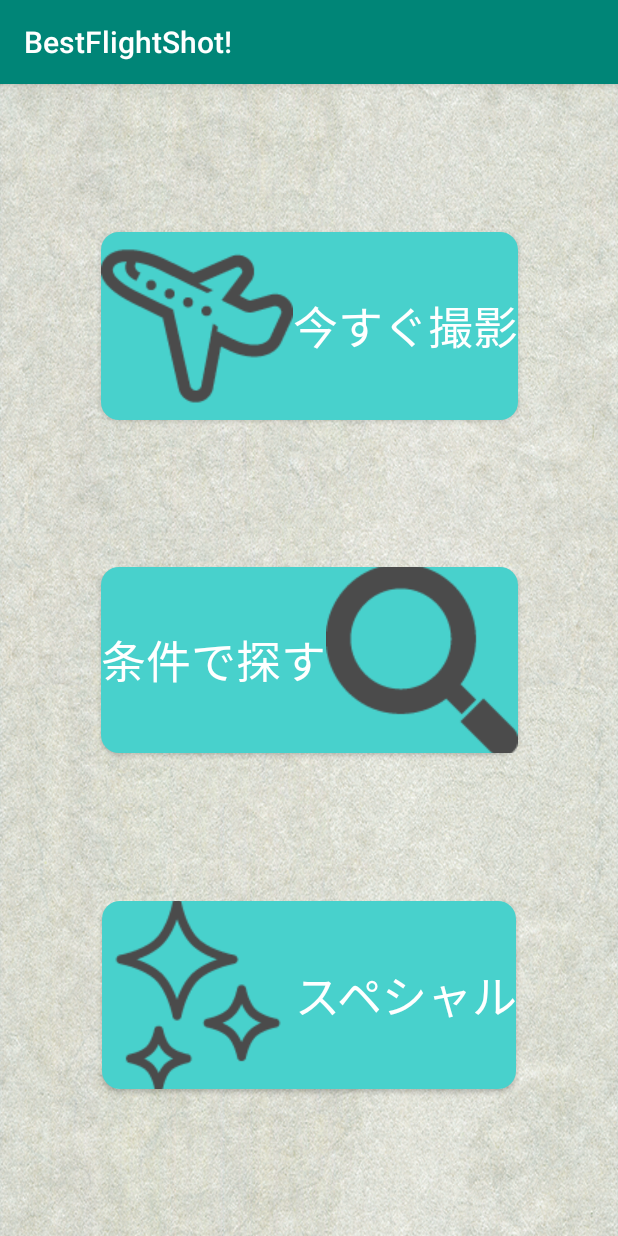
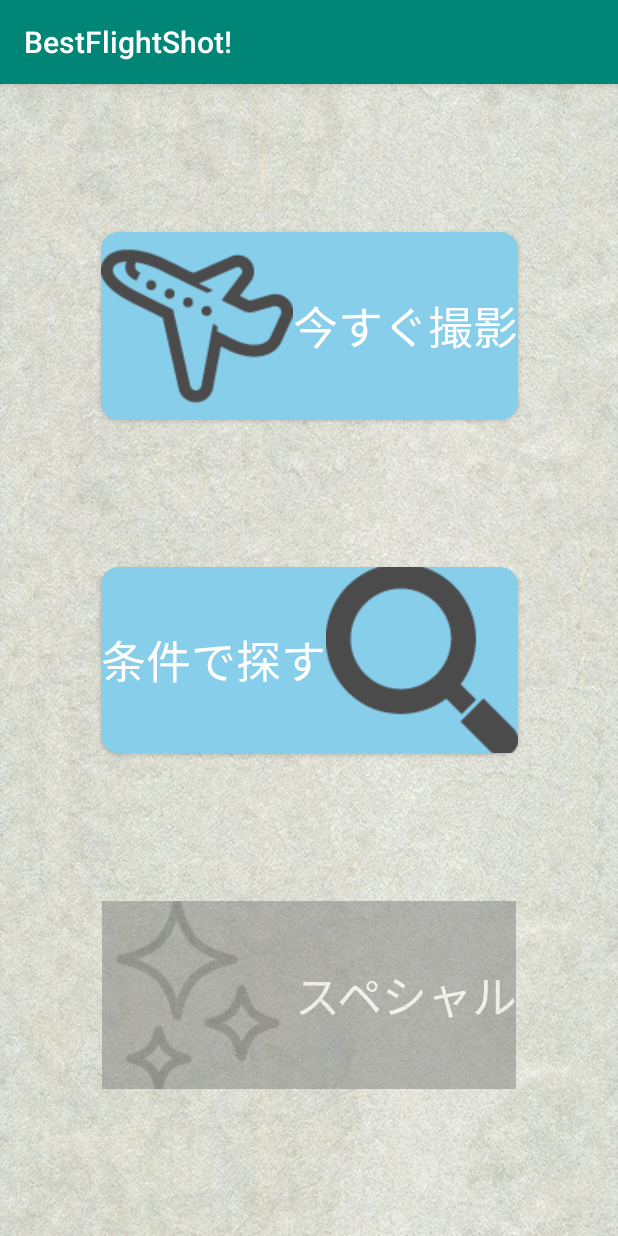
Before and after one commit to beq0555/BestFlightShot, an Android app: the SelectListActivity screen opened directly, with no data from a screen before it, on a phone screen of 412 x 824 dp. Run offline under Robolectric (Android 15) with nearby library versions, the phone set to English and light mode, and no system bars.

Commit message:
Manifestファイルを変更して、AirportActivityを起動時の最初の画面になるよう変更しました。検索方法選択画面アクティビティを修正しました。まだ完成していません。

```diff
--- a/app/src/main/AndroidManifest.xml
+++ b/app/src/main/AndroidManifest.xml
@@ -12,7 +12,7 @@
         android:roundIcon="@mipmap/ic_launcher_round"
         android:supportsRtl="true"
         android:theme="@style/AppTheme">
-        <activity android:name=".RecentFlightActivity">
+        <activity android:name=".AirportActivity">
             <intent-filter>
                 <action android:name="android.intent.action.MAIN" />
 
@@ -20,10 +20,9 @@
             </intent-filter>
         </activity>
 
-        <activity android:name=".AirportActivity"></activity>
+        <activity android:name=".RecentFlightActivity"></activity>
 
         <activity android:name=".SelectListActivity"></activity>
-
     </application>
 
 </manifest>
--- a/app/src/main/java/com/websarva/wings/android/bestflightshot/DatabaseHelper.java
+++ b/app/src/main/java/com/websarva/wings/android/bestflightshot/FlightDatabaseHelper.java
@@ -3,13 +3,13 @@ package com.websarva.wings.android.bestflightshot;
 import android.content.Context;
 import android.database.sqlite.SQLiteDatabase;
 import android.database.sqlite.SQLiteOpenHelper;
-
-public class DatabaseHelper extends SQLiteOpenHelper {
+//RecentFlightアクティビティ専用のDBHelper。
+public class FlightDatabaseHelper extends SQLiteOpenHelper {
 
     private static final String DATABASE_NAME = "flightdata.db";
     private static final int DATABASE_VERSION = 1;
 
-    public DatabaseHelper(Context context) {
+    public FlightDatabaseHelper(Context context) {
         super(context, DATABASE_NAME,null,DATABASE_VERSION);
     }
 
--- /dev/null
+++ b/app/src/main/java/com/websarva/wings/android/bestflightshot/InfoDatabaseHelper.java
@@ -0,0 +1,35 @@
+package com.websarva.wings.android.bestflightshot;
+
+import android.content.Context;
+import android.database.sqlite.SQLiteDatabase;
+import android.database.sqlite.SQLiteOpenHelper;
+
+//SelectListActivity専用のDBHelper。infoカラムにflightInfoTextの記述内容を格納する
+public class InfoDatabaseHelper extends SQLiteOpenHelper {
+    private static final String DATABASE_NAME = "infodata.db";
+    private static final int DATABASE_VERSION = 1;
+
+    public InfoDatabaseHelper(Context context) {
+        super(context, DATABASE_NAME,null,DATABASE_VERSION);
+    }
+
+    @Override
+    public void onCreate(SQLiteDatabase db) {
+
+        StringBuilder sb = new StringBuilder();
+        sb.append("CREATE TABLE infodata (");
+        sb.append("id INTEGER PRIMARY KEY ,");
+        sb.append("type TEXT,");
+        sb.append("time TEXT,");
+        sb.append("info TEXT");
+        sb.append(")");
+        String sql = sb.toString();
+
+        db.execSQL(sql);
+    }
+
+    @Override
+    public void onUpgrade(SQLiteDatabase db, int oldVersion, int newVersion) {
+
+    }
+}
--- a/app/src/main/java/com/websarva/wings/android/bestflightshot/RecentFlightActivity.java
+++ b/app/src/main/java/com/websarva/wings/android/bestflightshot/RecentFlightActivity.java
@@ -104,9 +104,10 @@ public class RecentFlightActivity extends AppCompatActivity {
                 }
             }catch (JSONException ex) {
                 ex.printStackTrace();
+
             }
 
-            DatabaseHelper helper = new DatabaseHelper(RecentFlightActivity.this);
+            FlightDatabaseHelper helper = new FlightDatabaseHelper(RecentFlightActivity.this);
             SQLiteDatabase db = helper.getWritableDatabase();
 
             try {
--- a/app/src/main/java/com/websarva/wings/android/bestflightshot/SelectListActivity.java
+++ b/app/src/main/java/com/websarva/wings/android/bestflightshot/SelectListActivity.java
@@ -1,12 +1,24 @@
 package com.websarva.wings.android.bestflightshot;
 
 import android.content.Intent;
+import android.database.Cursor;
+import android.database.sqlite.SQLiteDatabase;
+import android.database.sqlite.SQLiteStatement;
+import android.graphics.Color;
 import android.os.AsyncTask;
 import android.support.v7.app.AppCompatActivity;
 import android.os.Bundle;
+import android.view.View;
+import android.widget.Button;
 
+import org.json.JSONArray;
+import org.json.JSONException;
+import org.json.JSONObject;
+
+import java.io.BufferedReader;
 import java.io.IOException;
 import java.io.InputStream;
+import java.io.InputStreamReader;
 import java.net.HttpURLConnection;
 import java.net.MalformedURLException;
 import java.net.URL;
@@ -15,19 +27,26 @@ import java.util.List;
 
 public class SelectListActivity extends AppCompatActivity {
 
+
+
+
     @Override
     protected void onCreate(Bundle savedInstanceState) {
+
         super.onCreate(savedInstanceState);
         setContentView(R.layout.activity_select_list);
+
+        MenuInfoReceiver receiver = new MenuInfoReceiver();
+        receiver.execute();
     }
 
     private class MenuInfoReceiver extends AsyncTask<Void,String,String> {
 
         @Override
         public String doInBackground(Void... params) {
-
             Intent intent = getIntent();
             String airport = intent.getStringExtra("airport");
+
             String urlStr = "https://api-tokyochallenge.odpt.org/api/v4/odpt:FlightInformationDeparture?acl:consumerKey=2af0930edd9f426efa146aa64e7d90d9b41b4fb84b9bef1e1040dce7e6fed3cf&odpt:departureAirport=odpt.Airport:" + airport;
             String result = "";
 
@@ -62,16 +81,116 @@ public class SelectListActivity extends AppCompatActivity {
 
             List<String> typeList = new ArrayList<>();
             List<String> timeList = new ArrayList<>();
-            //flightInformationTextの内容を格納する配列
+            //odpt:flightInformationTextの内容を格納する配列
             List<String> infoList = new ArrayList<>();
 
             List<String> sortedTypeList = new ArrayList<>();
             List<String> sortedTimeList = new ArrayList<>();
             List<String> sortedInfoList = new ArrayList<>();
 
+            try {
+                //Jsonデータを文字列配列にパース
+                JSONArray jArray = new JSONArray(result);
+                for(int i = 0; i < jArray.length(); i++) {
+                    JSONObject rootJson = jArray.getJSONObject(i);
+                    //データの取得例外処理（timeListとtypeList）
+                    if(rootJson.has("odpt:scheduledDepartureTime")) {
+                        timeList.add(i, rootJson.getString("odpt:scheduledDepartureTime"));
+                    } else if(rootJson.has("JSONObject.NULL")){
+                        timeList.add(i,rootJson.getString("odpt:scheduledTime"));
+                    } else {
+                        timeList.add(i,"null");
+                    }
+                    if(rootJson.has("odpt:aircraftType")) {
+                        typeList.add(i,rootJson.getString("odpt:aircraftType"));
+                    } else {
+                        typeList.add(i,"null");
+                    }
+                    if(rootJson.has("odpt:flightInformationText")) {
+                        infoList.add(i,rootJson.getString("odpt:flightInformationText"));
+                    }else {
+                        infoList.add(i,"特記事項無し");
+                    }
+                }
+            }catch (JSONException ex) {
+                ex.printStackTrace();
+            }
+            InfoDatabaseHelper helper = new InfoDatabaseHelper(SelectListActivity.this);
+            SQLiteDatabase db = helper.getWritableDatabase();
 
+            try {
+                //一旦データベースを削除して、新たにtypeListとtimeListの要素をDBにインサート。
+                String sqlDelete = "DELETE FROM infodata";
+                SQLiteStatement stmt = db.compileStatement(sqlDelete);
+                stmt.executeUpdateDelete();
 
+                String sqlInsert = "INSERT INTO infodata (id, type, time, info) VALUES (?,?,?,?)";
 
+                for (int i = 0; i < typeList.size(); i++) {
+                    stmt = db.compileStatement(sqlInsert);
+                    stmt.bindLong(1, i);
+                    stmt.bindString(2, typeList.get(i));
+                    stmt.bindString(3, timeList.get(i));
+                    stmt.bindString(4, infoList.get(i));
+
+                    stmt.executeInsert();
+                }
+                //現在時刻から直近10件のフライト情報を取り出す。それをsortedTypeListとsortedTimeListとsortedInfoListに格納。
+                String sql = "SELECT * FROM infodata WHERE time(time) >= time('now','localtime') AND info like '%塗装%' ORDER BY time(time) LIMIT 20";
+                Cursor cursor = db.rawQuery(sql, null);
+                while (cursor.moveToNext()) {
+
+                    int idxType = cursor.getColumnIndex("type");
+                    int idxTime = cursor.getColumnIndex("time");
+                    int idxInfo = cursor.getColumnIndex("info");
+
+                    sortedTypeList.add(cursor.getString(idxType));
+                    sortedTimeList.add(cursor.getString(idxTime));
+                    sortedInfoList.add(cursor.getString(idxInfo));
+                }
+                //sortedInfoListがnullか要素が0の時、スペシャルボタンを利用不可にする。
+                if (sortedInfoList == null || sortedInfoList.size() == 0) {
+                    Button btSpecial = findViewById(R.id.btSpecialFlight);
+                    btSpecial.setEnabled(false);
+                    btSpecial.setAlpha(.5f);
+                    btSpecial.setBackgroundColor(Color.parseColor("#808080"));
+                    //btSpecial.setColorFilter(0xaa808080);
+                }
+                }finally {
+                db.close();
+            }
+            }
+    }
+    //バイナリデータを文字列に変換するメソッド
+    private String is2String(InputStream is) throws IOException {
+        BufferedReader reader = new BufferedReader(new InputStreamReader(is, "UTF-8"));
+        StringBuffer sb = new StringBuffer();
+        char[] b = new char[1024];
+        int line;
+        while(0 <= (line = reader.read(b))) {
+            sb.append(b,0,line);
         }
+        return sb.toString();
     }
+    //ここに3つのボタンを押した時、次の画面にインテントを渡すメソッドを３つ実装する。
+   // public void onRecentFlightButton(View view) {
+
+     //   Intent intent=new Intent(SelectListActivity.this,RecentFlightActivity.class);
+    //    intent.putExtra("airport",airport);
+     //   startActivity(intent);
+  //  }
+
+    //public void onConditonSelectButton(View view) {
+
+    //    Intent intent = new Intent(SelectListActivity.this,ConditionSelectActivity.class);
+     //   intent.putExtra("airport",airport);
+    //    startActivity(intent);
+    //}
+
+   // public void onSpecialFlightButton(View view) {
+
+   //     Intent intent = new Intent(SelectListActivity.this, SpecialFlightActivity.class);
+   //     intent.putExtra("airport",airport);
+   //     startActivity(intent);
+    //}
 }
--- a/app/src/main/res/drawable/frame_style.xml
+++ b/app/src/main/res/drawable/frame_style.xml
@@ -3,7 +3,7 @@
     android:shape="rectangle">
 
     <!-- 背景色 -->
-    <solid android:color="#48d1cc" />
+    <solid android:color="#87ceeb" />
 
     <!-- 角の丸み -->
     <corners android:radius="12dp" />
--- a/app/src/main/res/values/strings.xml
+++ b/app/src/main/res/values/strings.xml
@@ -1,7 +1,6 @@
 <?xml version="1.0" encoding="UTF-8" ?>
 <resources>
     <string name="app_name">BestFlightShot!</string>
-    <string name="tv_list">最新フライト一覧</string>
     <string name="tv_airport_name_haneda">羽田</string>
     <string name="tv_airport_name_narita">成田</string>
     <string name="bt_recent_flight">今すぐ撮影</string>
```
Also changed, not shown: 1 other file.
